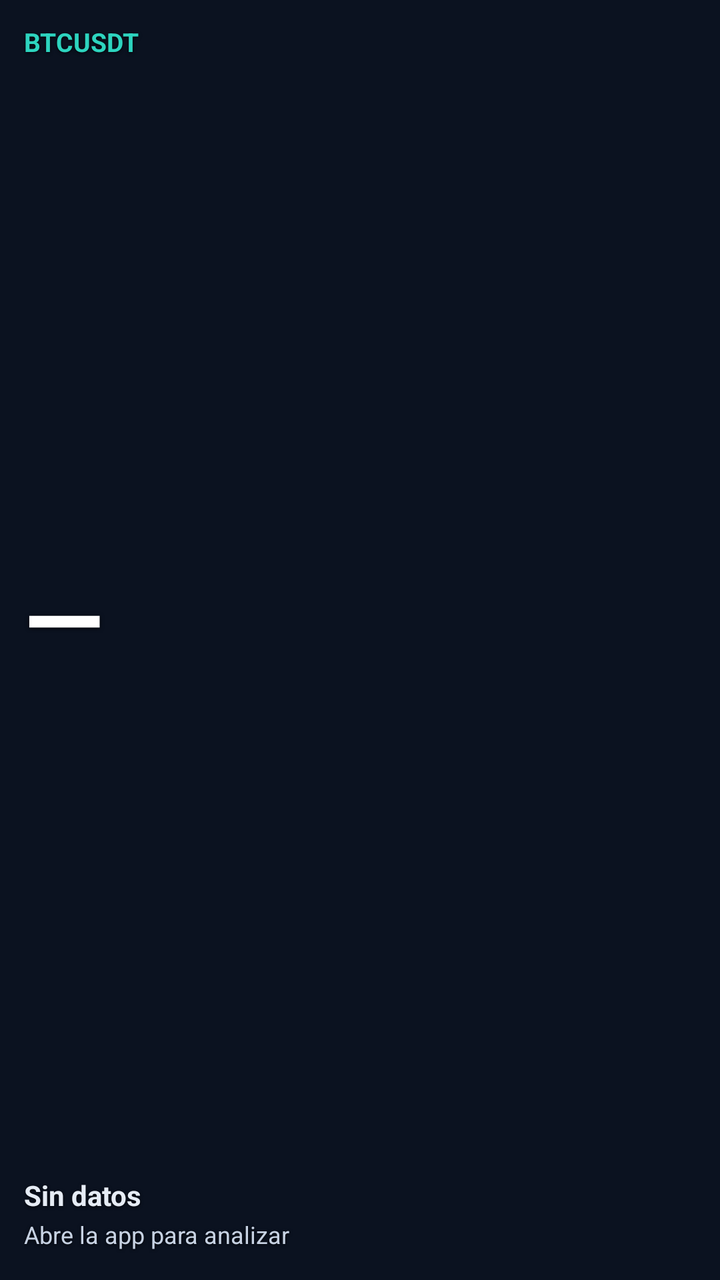
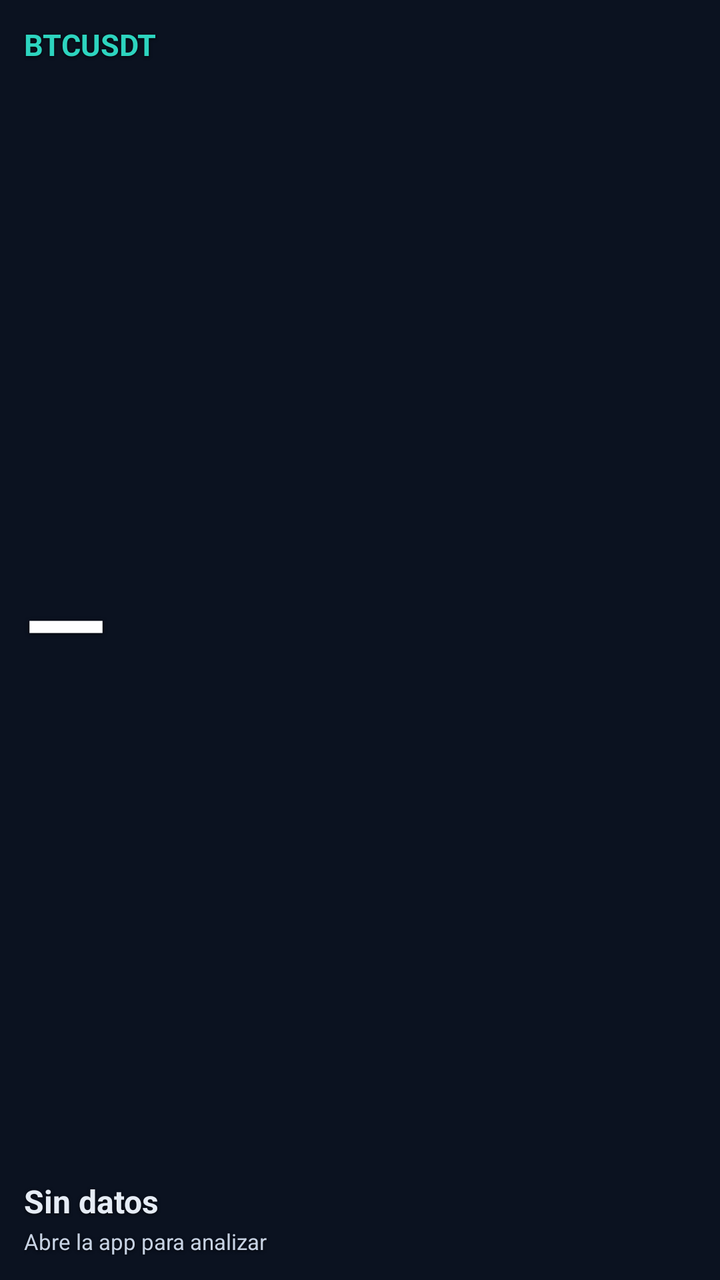

Compare the two renders of this Android layout. The source of the first and the diff that turns it into the second are given below.
<!-- AndroidManifest.xml: application theme Theme.OctoTrading -->
<!-- res/layout/widget_octo.xml -->
<?xml version="1.0" encoding="utf-8"?>
<FrameLayout xmlns:android="http://schemas.android.com/apk/res/android"
    android:id="@+id/widget_root"
    android:layout_width="match_parent"
    android:layout_height="match_parent">

    <ImageView
        android:id="@+id/widget_bg_image"
        android:layout_width="match_parent"
        android:layout_height="match_parent"
        android:scaleType="fitXY"
        android:contentDescription="@null" />

    <LinearLayout
        android:layout_width="match_parent"
        android:layout_height="match_parent"
        android:orientation="vertical"
        android:padding="12dp">

        <TextView
            android:id="@+id/widget_symbol"
            android:layout_width="match_parent"
            android:layout_height="wrap_content"
            android:maxLines="1"
            android:autoSizeTextType="uniform"
            android:autoSizeMinTextSize="10sp"
            android:autoSizeMaxTextSize="18sp"
            android:textColor="#2DD4BF"
            android:textSize="13sp"
            android:textStyle="bold"
            android:shadowColor="#CC000000"
            android:shadowDx="0"
            android:shadowDy="1"
            android:shadowRadius="4"
            android:text="BTCUSDT" />

        <TextView
            android:id="@+id/widget_price"
            android:layout_width="match_parent"
            android:layout_height="0dp"
            android:layout_weight="1"
            android:gravity="center_vertical"
            android:maxLines="1"
            android:autoSizeTextType="uniform"
            android:autoSizeMinTextSize="14sp"
            android:autoSizeMaxTextSize="52sp"
            android:textColor="#FFFFFF"
            android:textStyle="bold"
            android:shadowColor="#CC000000"
            android:shadowDx="0"
            android:shadowDy="1"
            android:shadowRadius="5"
            android:text="—" />

        <TextView
            android:id="@+id/widget_action"
            android:layout_width="match_parent"
            android:layout_height="wrap_content"
            android:maxLines="1"
            android:autoSizeTextType="uniform"
            android:autoSizeMinTextSize="11sp"
            android:autoSizeMaxTextSize="20sp"
            android:textColor="#E6ECF5"
            android:textStyle="bold"
            android:shadowColor="#CC000000"
            android:shadowDx="0"
            android:shadowDy="1"
            android:shadowRadius="4"
            android:text="Sin datos" />

        <TextView
            android:id="@+id/widget_hint"
            android:layout_width="match_parent"
            android:layout_height="wrap_content"
            android:maxLines="1"
            android:autoSizeTextType="uniform"
            android:autoSizeMinTextSize="9sp"
            android:autoSizeMaxTextSize="12sp"
            android:paddingTop="2dp"
            android:textColor="#C7D2E3"
            android:shadowColor="#CC000000"
            android:shadowDx="0"
            android:shadowDy="1"
            android:shadowRadius="4"
            android:text="Abre la app para analizar" />

    </LinearLayout>

</FrameLayout>
<!-- resources referenced by this layout -->
<resources>
  <style name="Theme.OctoTrading" parent="android:Theme.Material.NoActionBar">
          <item name="android:statusBarColor">#0B1220</item>
          <item name="android:navigationBarColor">#0B1220</item>
          <item name="android:windowBackground">#0B1220</item>
      </style>
</resources>

<!-- the commit's change to res/layout/widget_octo.xml (unified diff, before → after) -->
@@ -22,11 +22,11 @@
             android:layout_width="match_parent"
             android:layout_height="wrap_content"
             android:maxLines="1"
+            android:textSize="15sp"
             android:autoSizeTextType="uniform"
-            android:autoSizeMinTextSize="10sp"
-            android:autoSizeMaxTextSize="18sp"
+            android:autoSizeMinTextSize="12sp"
+            android:autoSizeMaxTextSize="20sp"
             android:textColor="#2DD4BF"
-            android:textSize="13sp"
             android:textStyle="bold"
             android:shadowColor="#CC000000"
             android:shadowDx="0"
@@ -41,9 +41,10 @@
             android:layout_weight="1"
             android:gravity="center_vertical"
             android:maxLines="1"
+            android:textSize="30sp"
             android:autoSizeTextType="uniform"
-            android:autoSizeMinTextSize="14sp"
-            android:autoSizeMaxTextSize="52sp"
+            android:autoSizeMinTextSize="22sp"
+            android:autoSizeMaxTextSize="54sp"
             android:textColor="#FFFFFF"
             android:textStyle="bold"
             android:shadowColor="#CC000000"
@@ -57,9 +58,10 @@
             android:layout_width="match_parent"
             android:layout_height="wrap_content"
             android:maxLines="1"
+            android:textSize="16sp"
             android:autoSizeTextType="uniform"
-            android:autoSizeMinTextSize="11sp"
-            android:autoSizeMaxTextSize="20sp"
+            android:autoSizeMinTextSize="13sp"
+            android:autoSizeMaxTextSize="22sp"
             android:textColor="#E6ECF5"
             android:textStyle="bold"
             android:shadowColor="#CC000000"
@@ -73,9 +75,10 @@
             android:layout_width="match_parent"
             android:layout_height="wrap_content"
             android:maxLines="1"
+            android:textSize="11sp"
             android:autoSizeTextType="uniform"
-            android:autoSizeMinTextSize="9sp"
-            android:autoSizeMaxTextSize="12sp"
+            android:autoSizeMinTextSize="10sp"
+            android:autoSizeMaxTextSize="13sp"
             android:paddingTop="2dp"
             android:textColor="#C7D2E3"
             android:shadowColor="#CC000000"
